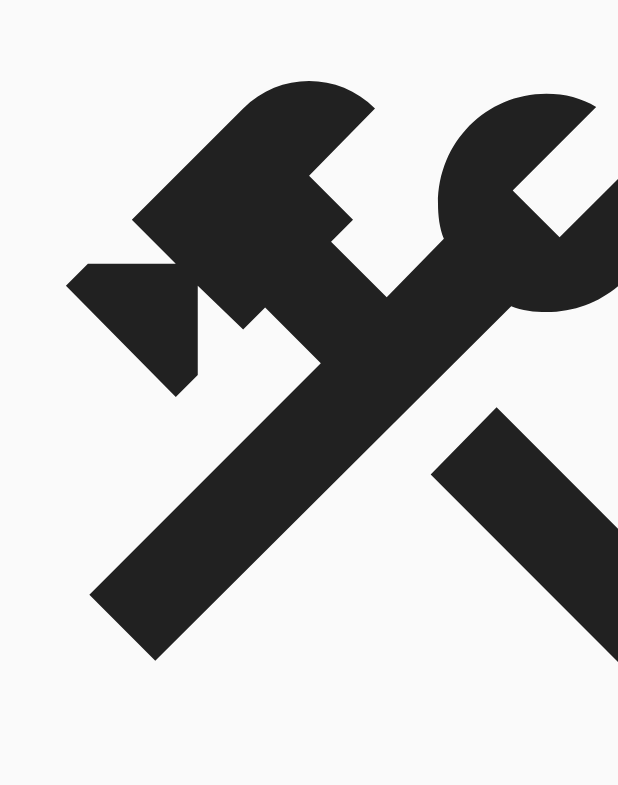
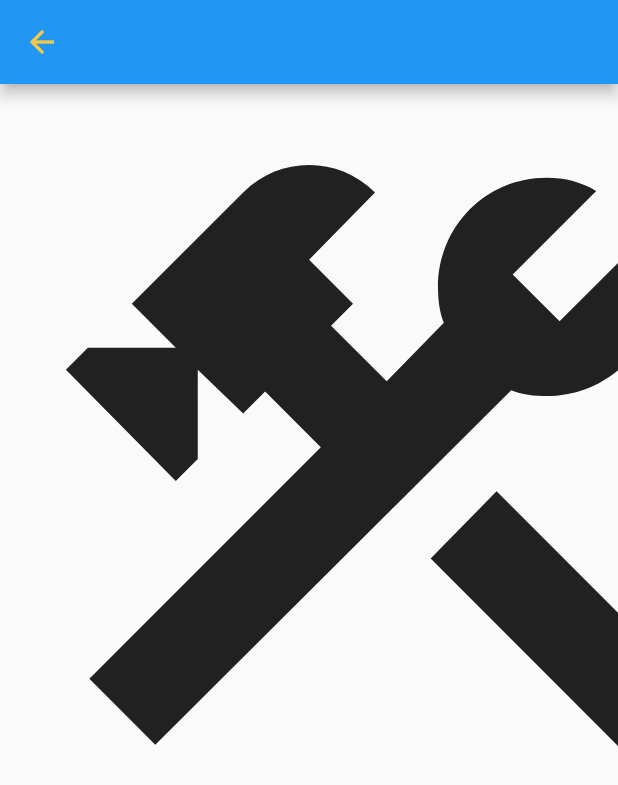
Before and after one commit to VE5PER/Automated-Elective-Processing, a Flutter app: the WIP screen opened directly, on a phone screen of 412 x 824 dp. Shown: the top 785 px of the screen. Run offline on Flutter 3.47's test engine with Material 2 defaults, Android fonts, the phone set to English and light mode, and no system bars; our stand-ins replace carousel_slider, google_fonts, table_calendar; missing offline and left inert: dart:html, dart:js, table_sticky_headers; accounts and stored records are empty; network calls fail.

Commit message:
added back button to WIP

```diff
--- a/CODE/caut_front/lib/pages/WIP.dart
+++ b/CODE/caut_front/lib/pages/WIP.dart
@@ -1,11 +1,18 @@
 import 'package:flutter/cupertino.dart';
 import 'package:flutter/material.dart';
+import 'package:automated_elective_processing/dashboard.dart';
+import 'package:automated_elective_processing/common/app_colors.dart';
+
 
 class WIP extends StatelessWidget {
   const WIP({Key? key}) : super(key: key);
 
   @override
   Widget build(BuildContext context) {
-    return Scaffold(body: Icon(Icons.construction, size: 500,),);
+    return Scaffold(
+      appBar: AppBar(
+        leading: IconButton(icon: Icon(Icons.arrow_back,color: AppColor.yellow), onPressed: (){Navigator.push(context, MaterialPageRoute(builder: (context) => dashboard()));} ),
+      ),
+      body: Icon(Icons.construction, size: 500,),);
   }
 }
```
